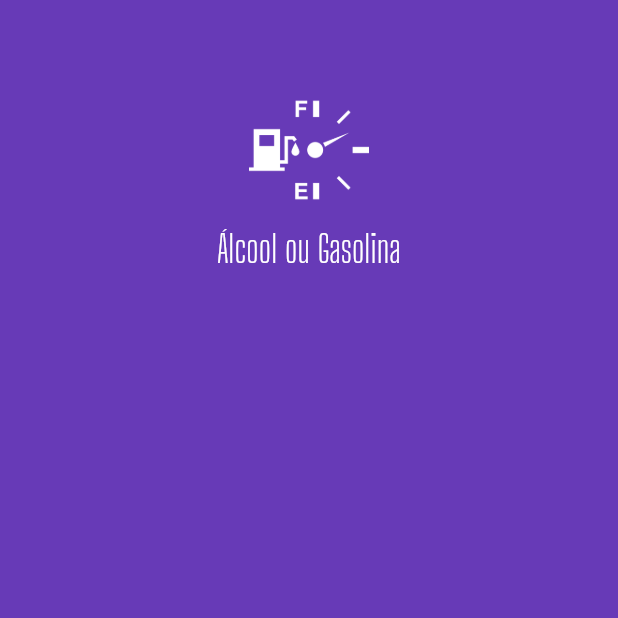
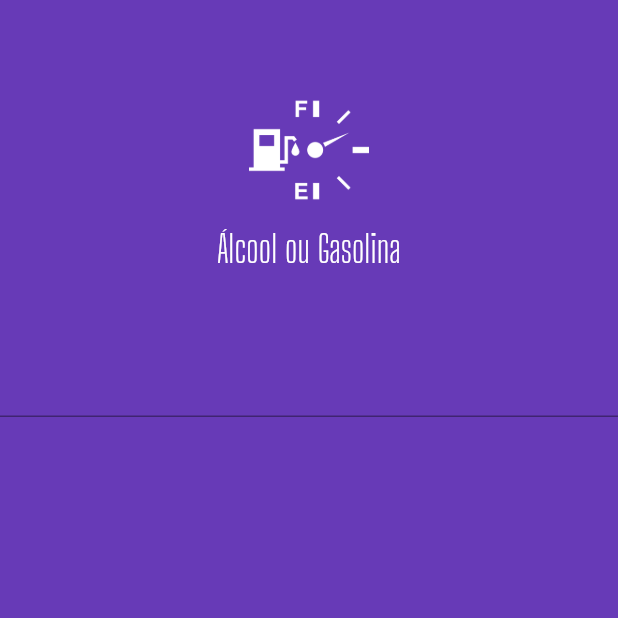
Before and after one commit to enilsonfilho/aog, a Flutter app: the screen it shows after launch, on a phone screen of 412 x 824 dp, the top half of it. Run offline on Flutter 3.47's test engine with Material 2 defaults, Android fonts, the phone set to English and light mode, and no system bars.

Commit message:
Add teclado númerico

```diff
--- a/lib/main.dart
+++ b/lib/main.dart
@@ -31,6 +31,14 @@ class HomePage extends StatelessWidget {
       body: ListView(
         children: <Widget>[
           Logo(),
+          TextFormField(
+            keyboardType: TextInputType.number,
+            style: const TextStyle(
+              color: Colors.white,
+              fontSize: 45,
+              fontFamily: "Big Shoulders Display",
+            ),
+          ),
         ],
       ),
     );
```
